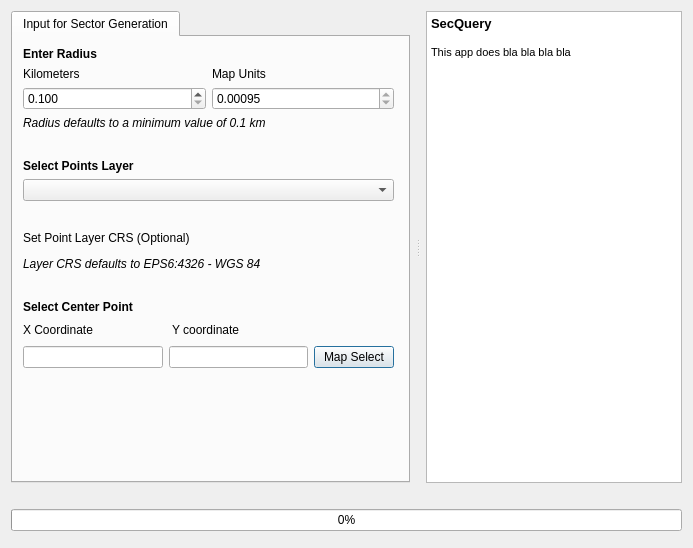
The window that ui/input_dialog.ui (srividya-p/SecQuery) describes before a commit, drawn with Qt 5.
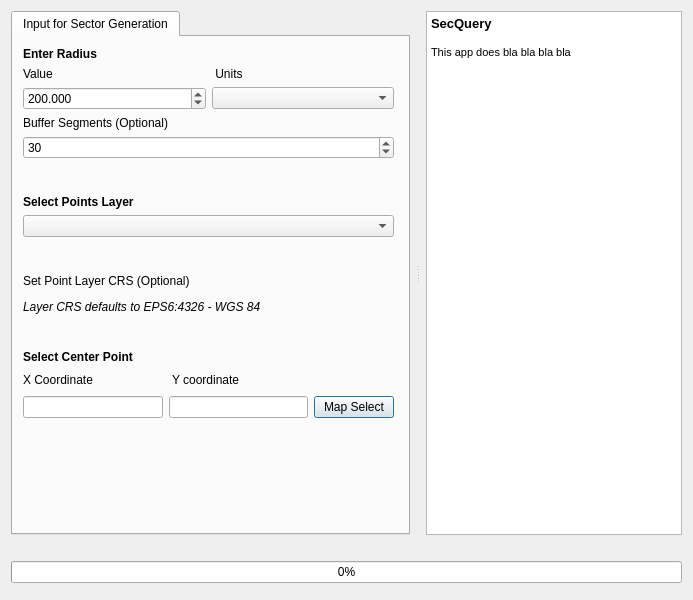
The same window after the commit. Custom widgets are drawn as their Qt base class.

Commit message: Made buffer geodesic ⬬

```diff
--- a/ui/input_dialog.ui
+++ b/ui/input_dialog.ui
@@ -7,7 +7,7 @@
     <x>0</x>
     <y>0</y>
     <width>693</width>
-    <height>548</height>
+    <height>600</height>
    </rect>
   </property>
   <property name="windowTitle">
@@ -66,7 +66,7 @@
              <x>10</x>
              <y>10</y>
              <width>371</width>
-             <height>391</height>
+             <height>441</height>
             </rect>
            </property>
            <layout class="QVBoxLayout" name="inpVLayout">
@@ -82,14 +82,14 @@
               <item>
                <widget class="QLabel" name="label_5">
                 <property name="text">
-                 <string>Kilometers</string>
+                 <string>Value</string>
                 </property>
                </widget>
               </item>
               <item>
                <widget class="QLabel" name="label_4">
                 <property name="text">
-                 <string>Map Units</string>
+                 <string> Units</string>
                 </property>
                </widget>
               </item>
@@ -103,44 +103,38 @@
                  <number>3</number>
                 </property>
                 <property name="minimum">
-                 <double>0.100000000000000</double>
+                 <double>1.000000000000000</double>
                 </property>
                 <property name="maximum">
                  <double>999999999.990000009536743</double>
                 </property>
                 <property name="singleStep">
-                 <double>0.100000000000000</double>
-                </property>
-               </widget>
-              </item>
-              <item>
-               <widget class="QDoubleSpinBox" name="radiusMapUnits">
-                <property name="readOnly">
-                 <bool>true</bool>
-                </property>
-                <property name="decimals">
-                 <number>5</number>
-                </property>
-                <property name="minimum">
-                 <double>0.000950000000000</double>
-                </property>
-                <property name="maximum">
-                 <double>999999999.990000009536743</double>
-                </property>
-                <property name="singleStep">
-                 <double>0.010000000000000</double>
+                 <double>20.000000000000000</double>
                 </property>
                 <property name="value">
-                 <double>0.000950000000000</double>
+                 <double>200.000000000000000</double>
                 </property>
                </widget>
               </item>
+              <item>
+               <widget class="QComboBox" name="unitsCombobox"/>
+              </item>
              </layout>
             </item>
             <item>
              <widget class="QLabel" name="label">
               <property name="text">
-               <string>&lt;html&gt;&lt;head/&gt;&lt;body&gt;&lt;p&gt;&lt;span style=&quot; font-style:italic;&quot;&gt;Radius defaults to a minimum value of 0.1 km&lt;/span&gt;&lt;/p&gt;&lt;/body&gt;&lt;/html&gt;</string>
+               <string>Buffer Segments (Optional)</string>
+              </property>
+             </widget>
+            </item>
+            <item>
+             <widget class="QSpinBox" name="segmentsInput">
+              <property name="minimum">
+               <number>16</number>
+              </property>
+              <property name="value">
+               <number>30</number>
               </property>
              </widget>
             </item>
```
Left out of the diff: 4 changed lines with no effect on the pictures. The commit also changes 8 other files.
